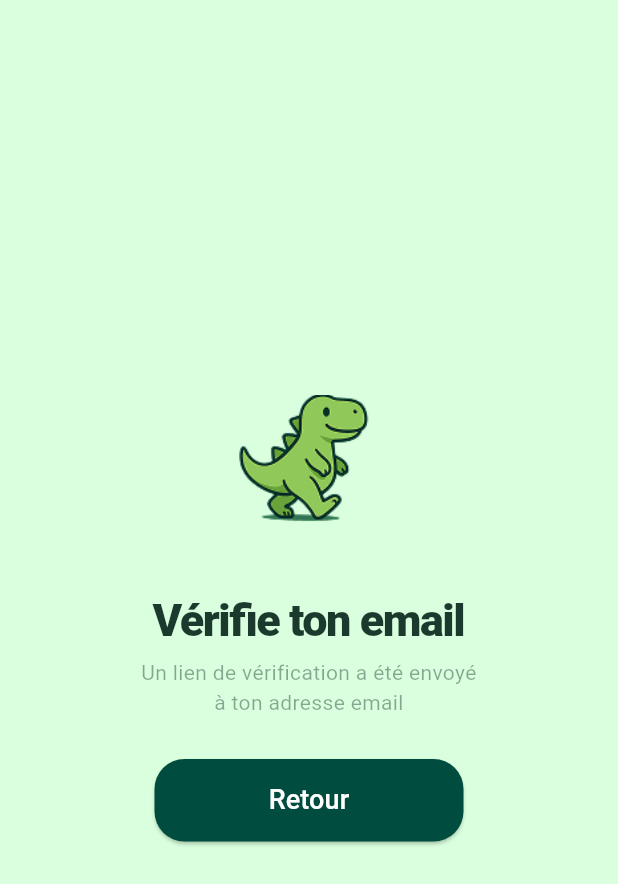
After one commit to CapgePau-Uppa/DinoPet-Walker, a Flutter app: the EmailVerificationScreen screen opened directly, on a phone screen of 412 x 824 dp. The commit adds this screen. Shown: the top 884 px of the screen. Run offline on Flutter 3.47's test engine with Material 3 defaults, Android fonts, the phone set to English and light mode, and no system bars; our stand-ins replace app_links, connectivity_plus, delightful_toast, firebase_auth, firebase_core, lucide_icons and 2 more; missing offline and left inert: health; accounts and stored records are empty.

Commit message:
add email verification after signup

```diff
--- /dev/null
+++ b/lib/controllers/email_verification_controller.dart
@@ -0,0 +1,19 @@
+import 'package:dinopet_walker/services/auth_service.dart';
+
+class EmailVerificationController {
+  final AuthService _authService = AuthService();
+
+  Future<void> sendEmailVerification() async {
+    try {
+      await _authService.sendEmailVerification();
+    } catch (e) {
+      /* Firebase empeche l'envoi de plusieurs emails au meme moment donc si l'utilisateur retombe une fois sur le screen
+      email verification une exception sera déclenchée mais on ne va pas la traiter*/
+    }
+  }
+
+  Future<void> signOut() async {
+    await _authService.signOut();
+  }
+
+}
--- a/lib/controllers/signup_controller.dart
+++ b/lib/controllers/signup_controller.dart
@@ -32,9 +32,10 @@ class SignUpController {
         username: username,
       );
 
-      await _authService.signOut();
+      //await _authService.sendEmailVerification();
 
       return null;
+
     } catch (e) {
       return "Erreur lors de l'inscription.\nL'email est peut-être déjà utilisé.";
     }
--- /dev/null
+++ b/lib/pages/email_verification_screen.dart
@@ -0,0 +1,86 @@
+import 'package:dinopet_walker/controllers/email_verification_controller.dart';
+import 'package:dinopet_walker/widgets/common/primary_button.dart';
+import 'package:flutter/material.dart';
+import 'package:dinopet_walker/widgets/login/auth_wrapper.dart';
+
+class EmailVerificationScreen extends StatefulWidget {
+  const EmailVerificationScreen({super.key});
+
+  @override
+  State<EmailVerificationScreen> createState() =>
+      _EmailVerificationScreenState();
+}
+
+class _EmailVerificationScreenState extends State<EmailVerificationScreen> {
+  final EmailVerificationController _controller = EmailVerificationController();
+
+  @override
+  void initState() {
+    super.initState();
+    WidgetsBinding.instance.addPostFrameCallback((_) {
+      _controller.sendEmailVerification();
+    });
+  }
+
+  @override
+  Widget build(BuildContext context) {
+    final double width = MediaQuery.of(context).size.width;
+
+    return Scaffold(
+      backgroundColor: const Color.fromARGB(255, 217, 255, 222),
+      body: SafeArea(
+        child: Padding(
+          padding: const EdgeInsets.symmetric(horizontal: 28),
+          child: Column(
+            mainAxisAlignment: MainAxisAlignment.center,
+            children: [
+              Image.asset("assets/logos/logo.png", height: 110),
+
+              const SizedBox(height: 24),
+
+              const Text(
+                "Vérifie ton email",
+                style: TextStyle(
+                  color: Color(0xFF1B3A2D),
+                  fontSize: 30,
+                  fontWeight: FontWeight.w900,
+                  letterSpacing: -1,
+                  height: 1.1,
+                ),
+              ),
+
+              const SizedBox(height: 8),
+
+              Text(
+                "Un lien de vérification a été envoyé\nà ton adresse email",
+                textAlign: TextAlign.center,
+                style: TextStyle(
+                  color: const Color(0xFF1B3A2D).withValues(alpha: 0.45),
+                  fontSize: 14,
+                ),
+              ),
+
+              const SizedBox(height: 28),
+
+                Center(
+                  child: PrimaryButton(
+                    label: 'Retour',
+                    onPressed: () async {
+                      await _controller.signOut();
+                      if (!context.mounted) return;
+                      Navigator.pushAndRemoveUntil(
+                        context,
+                        MaterialPageRoute(builder: (_) => const AuthWrapper()),
+                        (route) => false,
+                      );
+                    },
+                    width: width*0.5,
+                  ),
+                )
+            ],
+          ),
+        ),
+      ),
+    );
+  }
+}
--- a/lib/pages/login_screen.dart
+++ b/lib/pages/login_screen.dart
@@ -20,10 +20,12 @@ class _LoginScreenState extends State<LoginScreen> {
   final TextEditingController passwordController = TextEditingController();
   bool _loading = false;
 
-  void login() async {
+  void _login() async {
+
     FocusScope.of(context).unfocus();
 
     setState(() => _loading = true);
+
     final error = await _controller.login(
       email: emailController.text.trim(),
       password: passwordController.text.trim(),
@@ -119,7 +121,7 @@ class _LoginScreenState extends State<LoginScreen> {
 
                       PrimaryButton(
                         label: 'Se connecter',
-                        onPressed: _loading ? () {} : login,
+                        onPressed: _loading ? () {} : _login,
                         isLoading: _loading,
                       ),
 
--- a/lib/widgets/login/auth_wrapper.dart
+++ b/lib/widgets/login/auth_wrapper.dart
@@ -1,3 +1,4 @@
+import 'package:dinopet_walker/pages/email_verification_screen.dart';
 import 'package:dinopet_walker/pages/login_screen.dart';
 import 'package:dinopet_walker/pages/selection_screen.dart';
 import 'package:dinopet_walker/widgets/common/toast.dart';
@@ -58,6 +59,10 @@ class _AuthWrapperState extends State<AuthWrapper> {
             );
           }
           if (snapshot.hasData) {
+            final user = FirebaseAuth.instance.currentUser;
+            if (user != null && !user.emailVerified) {
+              return const EmailVerificationScreen();
+            }
             return SelectionScreen();
           }
           return LoginScreen();
```
Also changed, not shown: lib/main.dart (+21 -3 lines), lib/pages/email_is_verified_screen.dart (added, +67 -0 lines), lib/pages/settings_screen.dart (+18 -5 lines), lib/pages/signup_screen.dart (+6 -8 lines), lib/services/auth_service.dart (+17 -0 lines).
